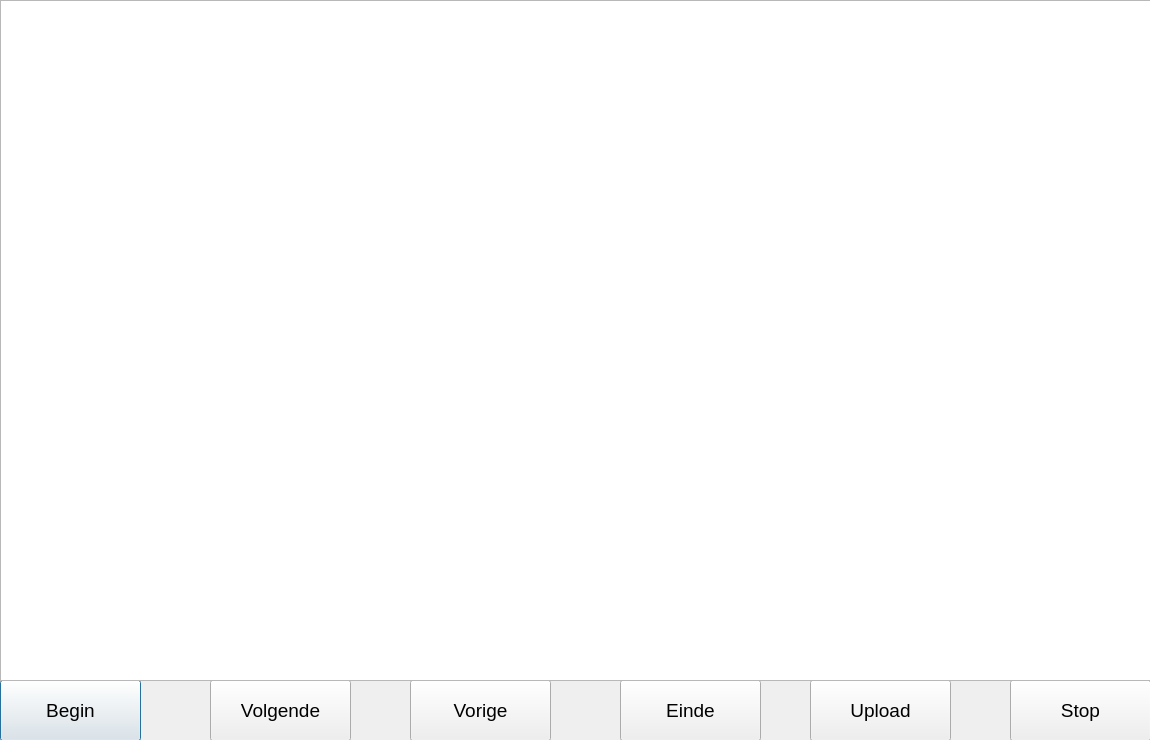
The window that resultatenscherm.ui (MartijnPost/Groepje9) describes before a commit, drawn with Qt 5.
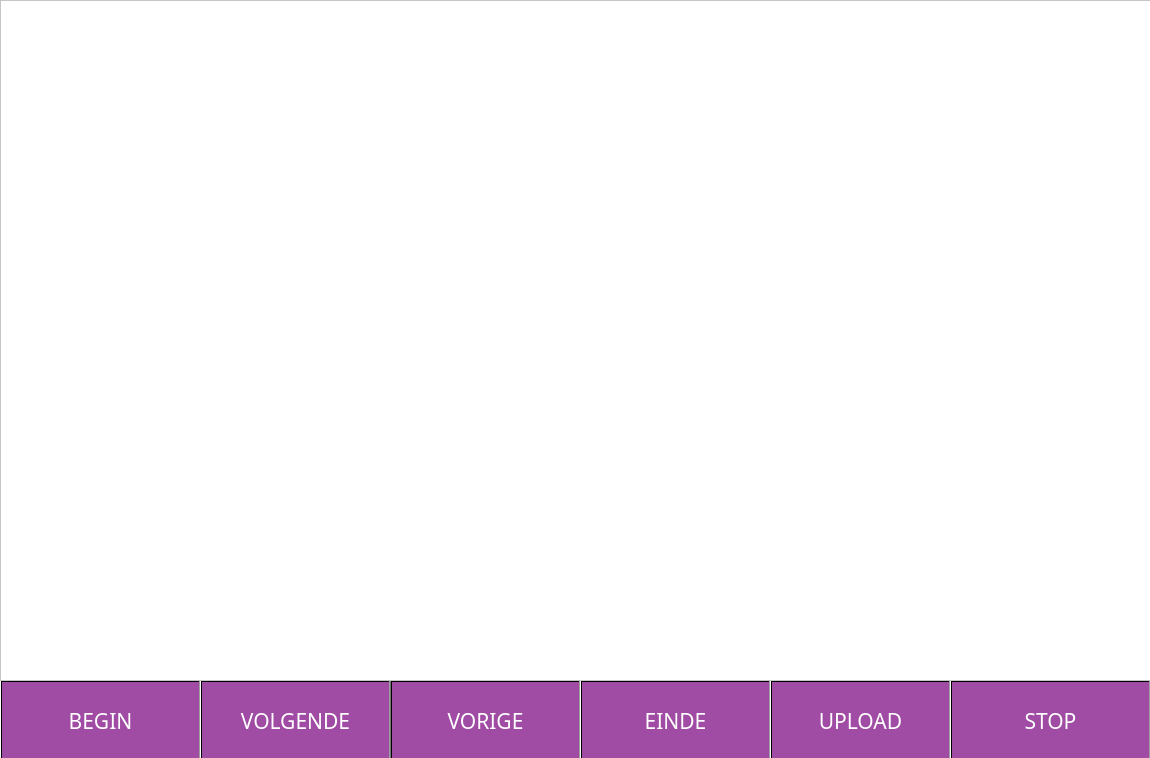
The same window after the commit.

What changed in the file:
```diff
--- a/resultatenscherm.ui
+++ b/resultatenscherm.ui
@@ -7,118 +7,175 @@
     <x>0</x>
     <y>0</y>
     <width>1150</width>
-    <height>740</height>
+    <height>758</height>
    </rect>
   </property>
   <property name="windowTitle">
    <string>Dialog</string>
   </property>
+  <property name="styleSheet">
+   <string notr="true">background-color: rgba(202, 164, 227, 194);</string>
+  </property>
   <widget class="QPushButton" name="Begin">
    <property name="geometry">
     <rect>
      <x>0</x>
      <y>680</y>
-     <width>141</width>
-     <height>61</height>
+     <width>201</width>
+     <height>81</height>
     </rect>
    </property>
    <property name="font">
     <font>
-     <pointsize>14</pointsize>
+     <family>Arial Black</family>
+     <pointsize>16</pointsize>
+     <weight>9</weight>
+     <italic>false</italic>
+     <bold>false</bold>
     </font>
    </property>
+   <property name="styleSheet">
+    <string notr="true">background-color: qlineargradient(spread:pad, x1:1, y1:0, x2:1, y2:0, stop:0 rgba(160, 75, 164, 255), stop:1 rgba(255, 255, 255, 255));
+color: rgb(255, 255, 255);
+font: 75 16pt &quot;Arial Black&quot;;</string>
+   </property>
    <property name="text">
-    <string>Begin</string>
+    <string>BEGIN</string>
    </property>
   </widget>
   <widget class="QPushButton" name="Vorige">
    <property name="geometry">
     <rect>
-     <x>410</x>
+     <x>390</x>
      <y>680</y>
-     <width>141</width>
-     <height>61</height>
+     <width>191</width>
+     <height>81</height>
     </rect>
    </property>
    <property name="font">
     <font>
-     <pointsize>14</pointsize>
+     <family>Arial Black</family>
+     <pointsize>16</pointsize>
+     <weight>9</weight>
+     <italic>false</italic>
+     <bold>false</bold>
     </font>
    </property>
+   <property name="styleSheet">
+    <string notr="true">background-color: qlineargradient(spread:pad, x1:1, y1:0, x2:1, y2:0, stop:0 rgba(160, 75, 164, 255), stop:1 rgba(255, 255, 255, 255));
+color: rgb(255, 255, 255);
+font: 75 16pt &quot;Arial Black&quot;;</string>
+   </property>
    <property name="text">
-    <string>Vorige</string>
+    <string>VORIGE</string>
    </property>
   </widget>
   <widget class="QPushButton" name="Volgende">
    <property name="geometry">
     <rect>
-     <x>210</x>
+     <x>200</x>
      <y>680</y>
-     <width>141</width>
-     <height>61</height>
+     <width>191</width>
+     <height>81</height>
     </rect>
    </property>
    <property name="font">
     <font>
-     <pointsize>14</pointsize>
+     <family>Arial Black</family>
+     <pointsize>16</pointsize>
+     <weight>9</weight>
+     <italic>false</italic>
+     <bold>false</bold>
     </font>
    </property>
+   <property name="styleSheet">
+    <string notr="true">background-color: qlineargradient(spread:pad, x1:1, y1:0, x2:1, y2:0, stop:0 rgba(160, 75, 164, 255), stop:1 rgba(255, 255, 255, 255));
+color: rgb(255, 255, 255);
+font: 75 16pt &quot;Arial Black&quot;;</string>
+   </property>
    <property name="text">
-    <string>Volgende</string>
+    <string>VOLGENDE</string>
    </property>
   </widget>
   <widget class="QPushButton" name="Einde">
    <property name="geometry">
     <rect>
-     <x>620</x>
+     <x>580</x>
      <y>680</y>
-     <width>141</width>
-     <height>61</height>
+     <width>191</width>
+     <height>81</height>
     </rect>
    </property>
    <property name="font">
     <font>
-     <pointsize>14</pointsize>
+     <family>Arial Black</family>
+     <pointsize>16</pointsize>
+     <weight>9</weight>
+     <italic>false</italic>
+     <bold>false</bold>
     </font>
    </property>
+   <property name="styleSheet">
+    <string notr="true">background-color: qlineargradient(spread:pad, x1:1, y1:0, x2:1, y2:0, stop:0 rgba(160, 75, 164, 255), stop:1 rgba(255, 255, 255, 255));
+color: rgb(255, 255, 255);
+font: 75 16pt &quot;Arial Black&quot;;</string>
+   </property>
    <property name="text">
-    <string>Einde</string>
+    <string>EINDE</string>
    </property>
   </widget>
   <widget class="QPushButton" name="Upload">
    <property name="geometry">
     <rect>
-     <x>810</x>
+     <x>770</x>
      <y>680</y>
-     <width>141</width>
-     <height>61</height>
+     <width>181</width>
+     <height>81</height>
     </rect>
    </property>
    <property name="font">
     <font>
-     <pointsize>14</pointsize>
+     <family>Arial Black</family>
+     <pointsize>16</pointsize>
+     <weight>9</weight>
+     <italic>false</italic>
+     <bold>false</bold>
     </font>
    </property>
+   <property name="styleSheet">
+    <string notr="true">background-color: qlineargradient(spread:pad, x1:1, y1:0, x2:1, y2:0, stop:0 rgba(160, 75, 164, 255), stop:1 rgba(255, 255, 255, 255));
+color: rgb(255, 255, 255);
+font: 75 16pt &quot;Arial Black&quot;;</string>
+   </property>
    <property name="text">
-    <string>Upload</string>
+    <string>UPLOAD</string>
    </property>
   </widget>
   <widget class="QPushButton" name="Stop">
    <property name="geometry">
     <rect>
-     <x>1010</x>
+     <x>950</x>
      <y>680</y>
-     <width>141</width>
-     <height>61</height>
+     <width>201</width>
+     <height>81</height>
     </rect>
    </property>
    <property name="font">
     <font>
-     <pointsize>14</pointsize>
+     <family>Arial Black</family>
+     <pointsize>16</pointsize>
+     <weight>9</weight>
+     <italic>false</italic>
+     <bold>false</bold>
     </font>
    </property>
+   <property name="styleSheet">
+    <string notr="true">background-color: qlineargradient(spread:pad, x1:1, y1:0, x2:1, y2:0, stop:0 rgba(160, 75, 164, 255), stop:1 rgba(255, 255, 255, 255));
+color: rgb(255, 255, 255);
+font: 75 16pt &quot;Arial Black&quot;;</string>
+   </property>
    <property name="text">
-    <string>Stop</string>
+    <string>STOP</string>
    </property>
   </widget>
   <widget class="QGraphicsView" name="tekenVeld">
@@ -139,6 +196,9 @@
    <property name="mouseTracking">
     <bool>true</bool>
    </property>
+   <property name="styleSheet">
+    <string notr="true">background-color: rgb(255, 255, 255);</string>
+   </property>
   </widget>
  </widget>
  <resources/>
```
